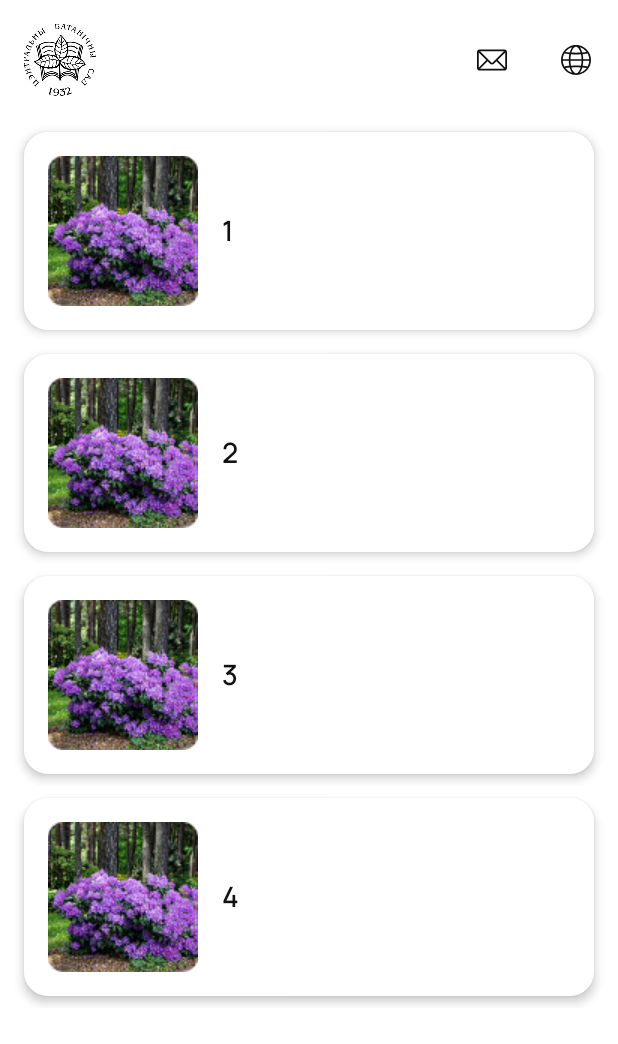
After one commit to SSRLAB-ANDROID/BotanicGarden, an Android app: the FragmentList screen opened through its navigation route, on a phone screen of 412 x 824 dp. The commit adds this screen. Shown: the top 1044 px of the screen. Run offline under Robolectric (Android 15) with nearby library versions, the phone set to English and light mode, and no system bars.

Commit message:
Nav routes has been done

```diff
--- /dev/null
+++ b/app/src/main/java/com/ssrlab/audioguide/botanic/db/ExhibitObject.kt
@@ -0,0 +1,6 @@
+package com.ssrlab.audioguide.botanic.db
+
+data class ExhibitObject(
+    val id: Int = 0,
+    val audio: String = ""
+)
--- /dev/null
+++ b/app/src/main/java/com/ssrlab/audioguide/botanic/rv/ListAdapter.kt
@@ -0,0 +1,60 @@
+package com.ssrlab.audioguide.botanic.rv
+
+import android.content.Context
+import android.view.LayoutInflater
+import android.view.View
+import android.view.ViewGroup
+import android.widget.ImageView
+import android.widget.TextView
+import android.widget.Toast
+import androidx.recyclerview.widget.RecyclerView
+import coil.load
+import coil.transform.RoundedCornersTransformation
+import com.ssrlab.audioguide.botanic.R
+import com.ssrlab.audioguide.botanic.db.ExhibitObject
+import com.ssrlab.audioguide.botanic.vm.ExhibitViewModel
+
+class ListAdapter(
+    private val list: ArrayList<ExhibitObject>,
+    private val context: Context,
+    private val viewModel: ExhibitViewModel,
+    private val actionFromHeader: () -> Unit,
+    private val actionFromItem: () -> Unit
+): RecyclerView.Adapter<ListAdapter.ListHolder>() {
+
+    inner class ListHolder(item: View): RecyclerView.ViewHolder(item)
+
+    override fun onCreateViewHolder(parent: ViewGroup, viewType: Int): ListHolder {
+        val itemView = LayoutInflater.from(parent.context).inflate(
+            (if (viewType == 0) R.layout.rv_header
+            else R.layout.rv_exhibit),
+            parent,
+            false
+        )
+        return ListHolder(itemView)
+    }
+
+    override fun getItemCount(): Int = list.size + 1
+
+    override fun onBindViewHolder(holder: ListHolder, position: Int) {
+        if (position >= 1) {
+            val itemView = holder.itemView
+            itemView.findViewById<ImageView>(R.id.rv_item_image).load(R.drawable.ic_image_plug) {
+                crossfade(true)
+                size(100, 100)
+                transformations(RoundedCornersTransformation(10f))
+            }
+            itemView.findViewById<TextView>(R.id.rv_item_title).text = position.toString()
+            itemView.setOnClickListener { actionFromItem() }
+        } else if (position == 0) {
+            val itemView = holder.itemView
+            itemView.findViewById<ImageView>(R.id.rv_header_mail).setOnClickListener { actionFromHeader() }
+            itemView.findViewById<ImageView>(R.id.rv_header_language).setOnClickListener { Toast.makeText(context, "Language", Toast.LENGTH_SHORT).show() }
+        }
+    }
+
+    override fun getItemViewType(position: Int): Int {
+        return if (position == 0) 0
+        else 1
+    }
+}
--- a/app/src/main/java/com/ssrlab/audioguide/botanic/ui/FragmentExhibit.kt
+++ b/app/src/main/java/com/ssrlab/audioguide/botanic/ui/FragmentExhibit.kt
@@ -26,9 +26,11 @@ class FragmentExhibit: Fragment() {
         tabAdapter = TabExhibitAdapter(activity as MainActivity, arrayListOf("", "", "", ""))
         binding.exhibitPager.adapter = tabAdapter
 
-        TabLayoutMediator(binding.exhibitTabLayout, binding.exhibitPager) { tab, position ->
+        TabLayoutMediator(binding.exhibitTabLayout, binding.exhibitPager) { tab, position -> }.attach()
 
-        }.attach()
+        binding.exhibitBack.setOnClickListener {
+            requireActivity().onBackPressedDispatcher.onBackPressed()
+        }
 
         return binding.root
     }
--- a/app/src/main/java/com/ssrlab/audioguide/botanic/ui/FragmentInfo.kt
+++ b/app/src/main/java/com/ssrlab/audioguide/botanic/ui/FragmentInfo.kt
@@ -19,6 +19,10 @@ class FragmentInfo: Fragment() {
 
         binding = FragmentInfoBinding.inflate(layoutInflater)
 
+        binding.infoBack.setOnClickListener {
+            requireActivity().onBackPressedDispatcher.onBackPressed()
+        }
+
         return binding.root
     }
 }
--- /dev/null
+++ b/app/src/main/java/com/ssrlab/audioguide/botanic/ui/FragmentList.kt
@@ -0,0 +1,59 @@
+package com.ssrlab.audioguide.botanic.ui
+
+import android.os.Bundle
+import android.view.LayoutInflater
+import android.view.View
+import android.view.ViewGroup
+import androidx.fragment.app.Fragment
+import androidx.fragment.app.activityViewModels
+import androidx.navigation.NavController
+import androidx.navigation.findNavController
+import androidx.recyclerview.widget.LinearLayoutManager
+import com.ssrlab.audioguide.botanic.R
+import com.ssrlab.audioguide.botanic.databinding.FragmentListBinding
+import com.ssrlab.audioguide.botanic.db.ExhibitObject
+import com.ssrlab.audioguide.botanic.rv.ListAdapter
+import com.ssrlab.audioguide.botanic.vm.ExhibitViewModel
+
+class FragmentList: Fragment() {
+
+    private lateinit var binding: FragmentListBinding
+    private lateinit var adapter: ListAdapter
+
+    private lateinit var navController: NavController
+    private lateinit var actionFromHeader: () -> Unit
+    private lateinit var actionFromItem: () -> Unit
+
+    private val viewModel: ExhibitViewModel by activityViewModels()
+
+    override fun onCreateView(
+        inflater: LayoutInflater,
+        container: ViewGroup?,
+        savedInstanceState: Bundle?
+    ): View {
+
+        binding = FragmentListBinding.inflate(layoutInflater)
+
+        return binding.root
+    }
+
+    override fun onViewCreated(view: View, savedInstanceState: Bundle?) {
+        super.onViewCreated(view, savedInstanceState)
+
+        navController = view.findNavController()
+        actionFromHeader = { navController.navigate(R.id.action_fragmentList_to_fragmentInfo) }
+        actionFromItem = { navController.navigate(R.id.action_fragmentList_to_fragmentExhibit) }
+    }
+
+    override fun onResume() {
+        super.onResume()
+
+        val array = arrayListOf(ExhibitObject(), ExhibitObject(), ExhibitObject(), ExhibitObject())
+
+        adapter = ListAdapter(array, requireContext(), viewModel, actionFromHeader, actionFromItem)
+        binding.rvList.apply {
+            layoutManager = LinearLayoutManager(requireContext())
+            adapter = this@FragmentList.adapter
+        }
+    }
+}
--- a/app/src/main/java/com/ssrlab/audioguide/botanic/ui/FragmentStart.kt
+++ b/app/src/main/java/com/ssrlab/audioguide/botanic/ui/FragmentStart.kt
@@ -5,6 +5,8 @@ import android.view.LayoutInflater
 import android.view.View
 import android.view.ViewGroup
 import androidx.fragment.app.Fragment
+import androidx.navigation.findNavController
+import com.ssrlab.audioguide.botanic.R
 import com.ssrlab.audioguide.botanic.databinding.FragmentStartScreenBinding
 
 class FragmentStart: Fragment() {
@@ -21,4 +23,11 @@ class FragmentStart: Fragment() {
 
         return binding.root
     }
+
+    override fun onViewCreated(view: View, savedInstanceState: Bundle?) {
+        super.onViewCreated(view, savedInstanceState)
+
+        val navController = view.findNavController()
+        binding.startButton.setOnClickListener { navController.navigate(R.id.action_fragmentStart_to_fragmentList) }
+    }
 }
--- /dev/null
+++ b/app/src/main/java/com/ssrlab/audioguide/botanic/vm/ExhibitViewModel.kt
@@ -0,0 +1,6 @@
+package com.ssrlab.audioguide.botanic.vm
+
+import androidx.lifecycle.ViewModel
+
+class ExhibitViewModel: ViewModel() {
+}
--- a/app/src/main/res/navigation/main_graph.xml
+++ b/app/src/main/res/navigation/main_graph.xml
@@ -2,12 +2,16 @@
 <navigation xmlns:android="http://schemas.android.com/apk/res/android"
     xmlns:app="http://schemas.android.com/apk/res-auto"
     android:id="@+id/main_graph"
-    app:startDestination="@id/fragmentInfo">
+    app:startDestination="@id/fragmentStart">
 
     <fragment
         android:id="@+id/fragmentStart"
         android:name="com.ssrlab.audioguide.botanic.ui.FragmentStart"
-        android:label="FragmentStart" />
+        android:label="FragmentStart" >
+        <action
+            android:id="@+id/action_fragmentStart_to_fragmentList"
+            app:destination="@id/fragmentList" />
+    </fragment>
     <fragment
         android:id="@+id/fragmentInfo"
         android:name="com.ssrlab.audioguide.botanic.ui.FragmentInfo"
@@ -16,4 +20,15 @@
         android:id="@+id/fragmentExhibit"
         android:name="com.ssrlab.audioguide.botanic.ui.FragmentExhibit"
         android:label="FragmentExhibit" />
+    <fragment
+        android:id="@+id/fragmentList"
+        android:name="com.ssrlab.audioguide.botanic.ui.FragmentList"
+        android:label="FragmentList" >
+        <action
+            android:id="@+id/action_fragmentList_to_fragmentExhibit"
+            app:destination="@id/fragmentExhibit" />
+        <action
+            android:id="@+id/action_fragmentList_to_fragmentInfo"
+            app:destination="@id/fragmentInfo" />
+    </fragment>
 </navigation>
```
